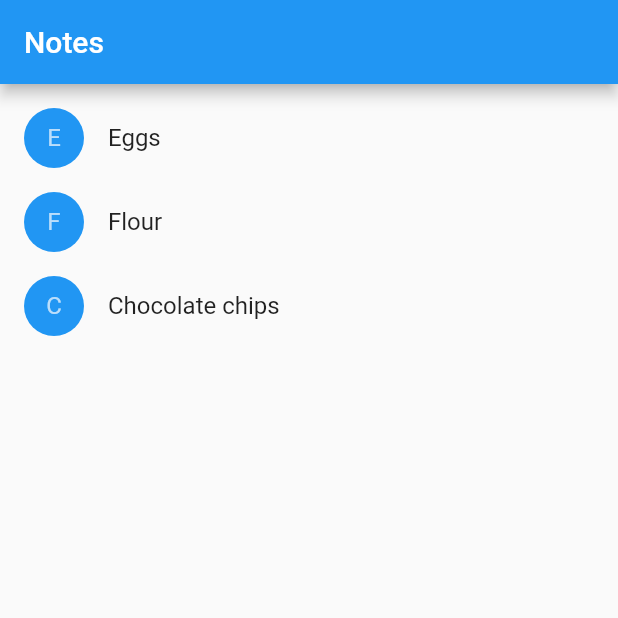
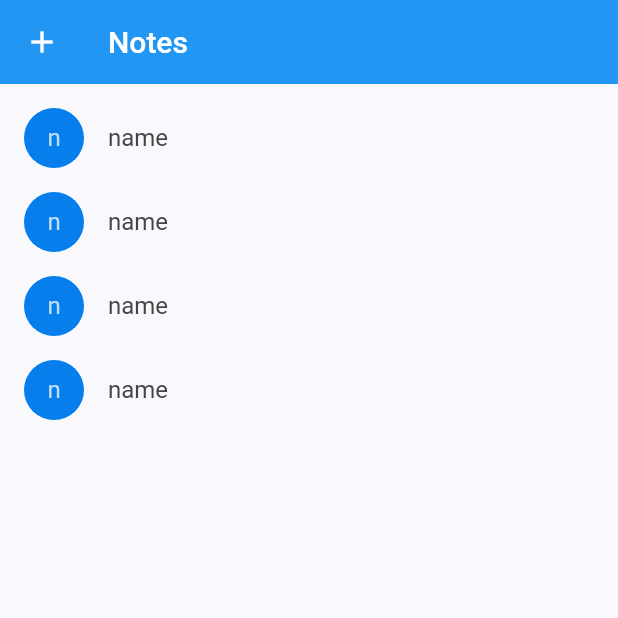
Before and after one commit to ChristianOliveiraSilva/NotesApp, a Flutter app: the screen it shows after launch, on a phone screen of 412 x 824 dp, the top half of it. Run offline on Flutter 3.47's test engine with Material 2 defaults, Android fonts, the phone set to English and light mode, and no system bars.

Commit message:
adding pages

```diff
--- /dev/null
+++ b/lib/Annotation.dart
@@ -0,0 +1,12 @@
+
+
+class Annotation {
+  const Annotation({required this.name, required this.text, required this.date});
+
+  final String name;
+  final String text;
+  final String date;
+}
+
+
+typedef AnnotationItemChangedCallback = Function(Annotation annotation);
--- /dev/null
+++ b/lib/constants.dart
@@ -0,0 +1,8 @@
+import 'package:flutter/material.dart';
+
+// Colors that we use in our app
+const primaryColor = Color(0xFF067FEC);
+const textColor = Color(0xFF444444);
+const backgroundColor = Color(0xFFF9F8FD);
+
+const double defaultPadding = 20.0;
--- a/lib/main.dart
+++ b/lib/main.dart
@@ -1,108 +1,37 @@
 import 'package:flutter/material.dart';
+import 'package:notes/Annotation.dart';
+import 'package:notes/constants.dart';
+import 'package:notes/screens/form/form_screen.dart';
+import 'package:notes/screens/list/list_screen.dart';
+import 'package:notes/screens/home/home_screen.dart';
 
-class Product {
-  const Product({required this.name});
-
-  final String name;
+void main() {
+  runApp(MyApp());
 }
 
-typedef CartChangedCallback = Function(Product product, bool inCart);
-
-class ShoppingListItem extends StatelessWidget {
-  ShoppingListItem({
-    required this.product,
-    required this.inCart,
-    required this.onCartChanged,
-  }) : super(key: ObjectKey(product));
-
-  final Product product;
-  final bool inCart;
-  final CartChangedCallback onCartChanged;
-
-  Color _getColor(BuildContext context) {
-    return inCart //
-        ? Colors.black54
-        : Theme.of(context).primaryColor;
-  }
-
-  TextStyle? _getTextStyle(BuildContext context) {
-    if (!inCart) return null;
-
-    return const TextStyle(
-      color: Colors.black54,
-      decoration: TextDecoration.lineThrough,
-    );
-  }
+class MyApp extends StatelessWidget {
 
   @override
   Widget build(BuildContext context) {
-    return ListTile(
-      onTap: () {
-        onCartChanged(product, inCart);
-      },
-      leading: CircleAvatar(
-        backgroundColor: _getColor(context),
-        child: Text(product.name[0]),
+    return MaterialApp(
+      debugShowCheckedModeBanner: false,
+      title: 'Notes App',
+      theme: ThemeData(
+        scaffoldBackgroundColor: backgroundColor,
+        primaryColor: primaryColor,
+        textTheme: Theme.of(context).textTheme.apply(bodyColor: textColor),
+        visualDensity: VisualDensity.adaptivePlatformDensity,
       ),
-      title: Text(
-        product.name,
-        style: _getTextStyle(context),
-      ),
+      home: Container(
+        child: ListScreen(
+            annotations: [
+              Annotation(name: 'name', text: 'text', date: 'date'),
+              Annotation(name: 'name', text: 'text', date: 'date'),
+              Annotation(name: 'name', text: 'text', date: 'date'),
+              Annotation(name: 'name', text: 'text', date: 'date'),
+            ]
+        )
+      )
     );
   }
 }
-
-class ShoppingList extends StatefulWidget {
-  const ShoppingList({required this.products, Key? key}) : super(key: key);
-
-  final List<Product> products;
-
-  @override
-  _ShoppingListState createState() => _ShoppingListState();
-}
-
-class _ShoppingListState extends State<ShoppingList> {
-  final _shoppingCart = <Product>{};
-
-  void _handleCartChanged(Product product, bool inCart) {
-    setState(() {
-      if (!inCart) {
-        _shoppingCart.add(product);
-      } else {
-        _shoppingCart.remove(product);
-      }
-    });
-  }
-
-  @override
-  Widget build(BuildContext context) {
-    return Scaffold(
-      appBar: AppBar(
-        title: const Text('Notes'),
-      ),
-      body: ListView(
-        padding: const EdgeInsets.symmetric(vertical: 8.0),
-        children: widget.products.map((Product product) {
-          return ShoppingListItem(
-            product: product,
-            inCart: _shoppingCart.contains(product),
-            onCartChanged: _handleCartChanged,
-          );
-        }).toList(),
-      ),
-    );
-  }
-}
-
-void main() {
-  runApp(const MaterialApp(
-    title: 'Notes',
-    home: ShoppingList(
-      products: [
-        Product(name: 'Eggs'),
-        Product(name: 'Flour'),
-        Product(name: 'Chocolate chips'),
-      ],
-    ),
-  ));
-}
--- /dev/null
+++ b/lib/screens/list/components/annotation_list.dart
@@ -0,0 +1,32 @@
+import 'package:flutter/material.dart';
+import 'package:notes/Annotation.dart';
+import 'package:notes/screens/home/home_screen.dart';
+import 'package:notes/screens/list/components/annotation_list_item.dart';
+
+class AnnotationList extends StatefulWidget {
+  const AnnotationList({required this.annotations, Key? key}) : super(key: key);
+
+  final List<Annotation> annotations;
+
+  @override
+  _AnnotationListState createState() => _AnnotationListState();
+}
+
+class _AnnotationListState extends State<AnnotationList> {
+
+  void _handleCartChanged(Annotation annotation) {
+
+  }
+
+  @override
+  Widget build(BuildContext context) {
+    return ListView(
+      padding: const EdgeInsets.symmetric(vertical: 8.0),
+      children: widget.annotations.map((Annotation annotation) {
+        return AnnotationListItem(
+          annotation: annotation
+        );
+      }).toList(),
+    );
+  }
+}
--- /dev/null
+++ b/lib/screens/list/components/annotation_list_item.dart
@@ -0,0 +1,24 @@
+import 'package:flutter/material.dart';
+import 'package:notes/Annotation.dart';
+
+class AnnotationListItem extends StatelessWidget {
+  AnnotationListItem({
+    required this.annotation,
+  }) : super(key: ObjectKey(annotation));
+
+  final Annotation annotation;
+
+  @override
+  Widget build(BuildContext context) {
+    return ListTile(
+      onTap: () {},
+      leading: CircleAvatar(
+        backgroundColor: Theme.of(context).primaryColor,
+        child: Text(annotation.name[0]),
+      ),
+      title: Text(
+        annotation.name
+      ),
+    );
+  }
+}
--- /dev/null
+++ b/lib/screens/list/list_screen.dart
@@ -0,0 +1,39 @@
+import 'package:flutter/material.dart';
+import 'package:notes/Annotation.dart';
+import 'package:notes/screens/form/form_screen.dart';
+import 'package:notes/screens/list/components/annotation_list.dart';
+
+class ListScreen extends StatelessWidget {
+  const ListScreen({required this.annotations, Key? key}) : super(key: key);
+
+  final List<Annotation> annotations;
+
+  @override
+  Widget build(BuildContext context) {
+      return Scaffold(
+        appBar: AppBar(
+          elevation: 0,
+          title: const Text('Notes'),
+          leading: IconButton(
+            icon: Icon(
+              Icons.add,
+              color: Colors.white,
+              size: 24.0,
+              semanticLabel: 'MENU',
+            ),
+            onPressed: () {
+              Navigator.push(
+                context,
+                MaterialPageRoute(
+                  builder: (context) => ListScreen(annotations: annotations),
+                ),
+              );
+            },
+          ),
+        ),
+        body: AnnotationList(
+          annotations: annotations,
+        ),
+      );
+  }
+}
```
Also changed, not shown: lib/screens/form/components/form.dart (added, +37 -0 lines), lib/screens/form/form_screen.dart (added, +36 -0 lines), lib/screens/home/home_screen.dart (added, +13 -0 lines).
